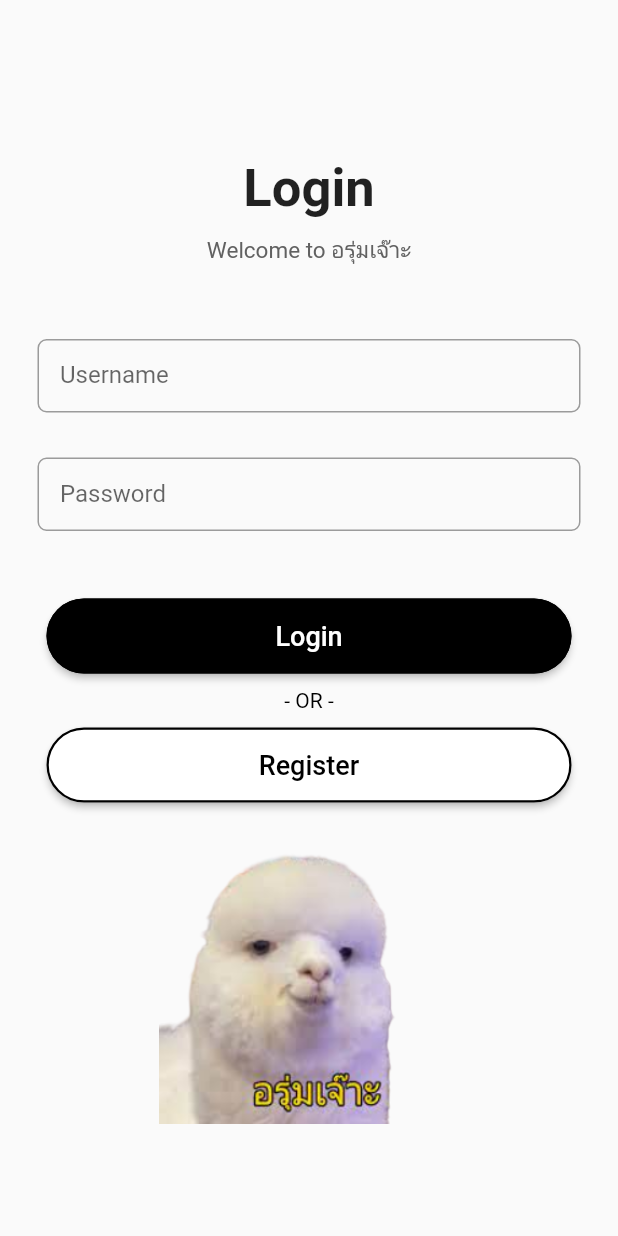
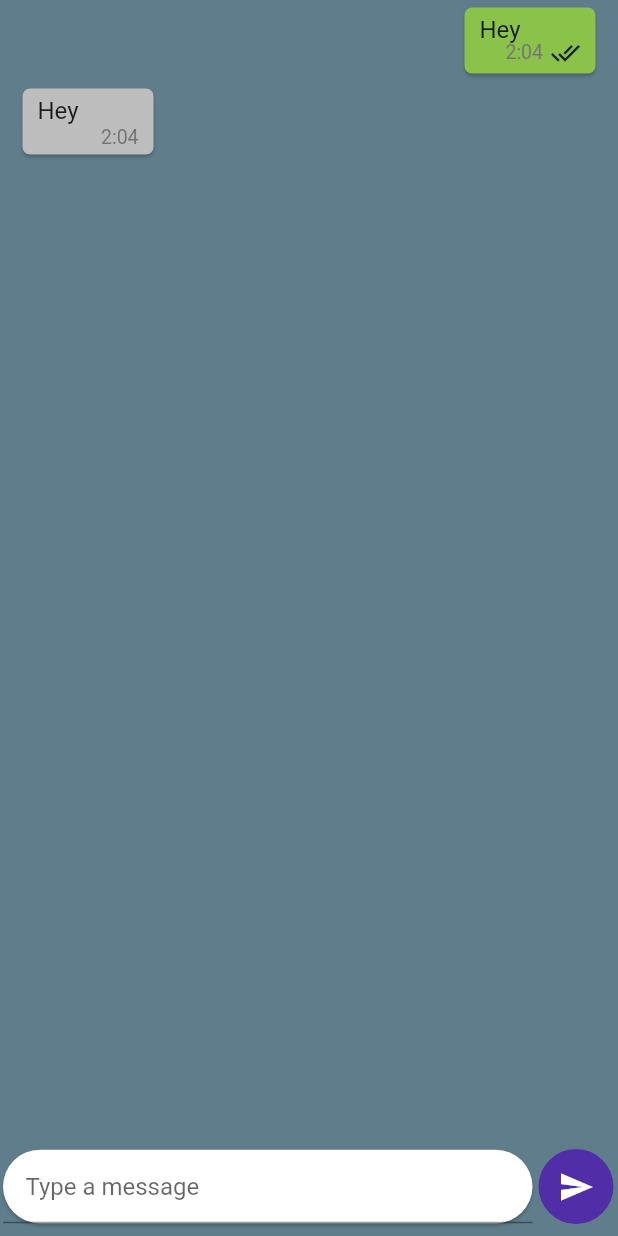
Before and after one commit to lalalalinx/FlutterLinTest, a Flutter app: the screen it shows after launch, on a phone screen of 412 x 824 dp. Run offline on Flutter 3.47's test engine with Material 2 defaults, Android fonts, the light colour scheme and no system bars; our stand-ins replace flutter_secure_storage, socket_io_client.

Commit message:
Individual Chat Added

```diff
--- /dev/null
+++ b/lib/Screens/chat/IndividualChat.dart
@@ -0,0 +1,73 @@
+// ignore_for_file: file_names
+
+import 'package:chatki_project/Screens/chat/OwnMessageCard.dart';
+import 'package:chatki_project/Screens/chat/ReplyCard.dart';
+import 'package:flutter/material.dart';
+import 'package:socket_io_client/socket_io_client.dart' as IO;
+
+
+class IndividualChat extends StatefulWidget {
+  const IndividualChat({Key? key}) : super(key: key);
+
+  @override
+  _IndividualChatState createState() => _IndividualChatState();
+}
+
+class _IndividualChatState extends State<IndividualChat> {
+  @override
+  Widget build(BuildContext context) {
+    return Stack(
+      children: [
+        Scaffold(
+            backgroundColor: Colors.blueGrey,
+            body: Container(
+                height: MediaQuery.of(context).size.height,
+                width: MediaQuery.of(context).size.width,
+                child: Stack(children: [
+                  Container(
+                    height: MediaQuery.of(context).size.height -60,
+                    child: ListView(shrinkWrap: true, children: [
+                      OwnMessageCard(),
+                      ReplyCard(),
+
+
+                    ]),
+                  ),
+                  Align(
+                      alignment: Alignment.bottomCenter,
+                      child: Row(
+                        children: [
+                          Container(
+                              width: MediaQuery.of(context).size.width - 55,
+                              child: Card(
+                                margin: EdgeInsets.only(
+                                    left: 2, right: 2, bottom: 8),
+                                shape: RoundedRectangleBorder(
+                                    borderRadius: BorderRadius.circular(25)),
+                                child: TextFormField(
+                                    keyboardType: TextInputType.multiline,
+                                    maxLines: 5,
+                                    minLines: 1,
+                                    textAlignVertical: TextAlignVertical.center,
+                                    decoration: InputDecoration(
+                                      hintText: "Type a message",
+                                      contentPadding: EdgeInsets.all(15),
+                                    )),
+                              )),
+                          Padding(
+                            padding: const EdgeInsets.only(bottom: 8, left: 2),
+                            child: CircleAvatar(
+                              radius: 25,
+                              child: IconButton(
+                                icon: Icon(Icons.send),
+                                onPressed: () {},
+                              ),
+                            ),
+                          ),
+                        ],
+                      ))
+                ]))),
+      ],
+    );
+  }
+}
--- /dev/null
+++ b/lib/Screens/chat/OwnMessageCard.dart
@@ -0,0 +1,50 @@
+// ignore_for_file: file_names
+
+import 'package:flutter/material.dart';
+
+class OwnMessageCard extends StatelessWidget {
+  const OwnMessageCard({Key? key}) : super(key: key);
+
+  @override
+  Widget build(BuildContext context) {
+    return Align(
+      alignment: Alignment.centerRight,
+      child: ConstrainedBox(
+        constraints:
+            BoxConstraints(maxWidth: MediaQuery.of(context).size.width - 45),
+        child: Card(
+          elevation:1,
+          shape: RoundedRectangleBorder(borderRadius: BorderRadius.circular(5)),
+            color: Colors.lightGreen,
+            margin: EdgeInsets.symmetric(horizontal: 15, vertical: 5),
+            child: Stack(children: [
+              Padding(
+                padding: const EdgeInsets.only(
+                  left: 10,
+                  right: 50,
+                  top: 5,
+                  bottom: 20,
+                ),
+                child: Text("Hey",
+                    style: TextStyle(
+                      fontSize: 16,
+                    )),
+              ),
+              Positioned(
+                bottom: 4,
+                right: 10,
+                child: Row(children: [
+                  Text("2:04",
+                      style: TextStyle(fontSize: 13, color: Colors.grey[600])),
+                  SizedBox(width:5),
+                  Icon(
+                    Icons.done_all,
+                    size: 20,
+                  ),
+                ]),
+              ),
+            ])),
+      ),
+    );
+  }
+}
--- /dev/null
+++ b/lib/Screens/chat/ReplyCard.dart
@@ -0,0 +1,44 @@
+// ignore_for_file: file_names
+
+import 'package:flutter/material.dart';
+
+class ReplyCard extends StatelessWidget {
+  const ReplyCard({Key? key}) : super(key: key);
+
+  @override
+  Widget build(BuildContext context) {
+    return Align(
+      alignment: Alignment.centerLeft,
+      child: ConstrainedBox(
+        constraints:
+            BoxConstraints(maxWidth: MediaQuery.of(context).size.width - 45),
+        child: Card(
+            elevation: 1,
+            shape:
+                RoundedRectangleBorder(borderRadius: BorderRadius.circular(5)),
+            color: Colors.grey[400],
+            margin: EdgeInsets.symmetric(horizontal: 15, vertical: 5),
+            child: Stack(children: [
+              Padding(
+                padding: const EdgeInsets.only(
+                  left: 10,
+                  right: 50,
+                  top: 5,
+                  bottom: 20,
+                ),
+                child: Text("Hey",
+                    style: TextStyle(
+                      fontSize: 16,
+                    )),
+              ),
+              Positioned(
+                bottom: 4,
+                right: 10,
+                child: Text("2:04",
+                    style: TextStyle(fontSize: 13, color: Colors.grey[600])),
+              ),
+            ])),
+      ),
+    );
+  }
+}
--- a/lib/main.dart
+++ b/lib/main.dart
@@ -1,3 +1,4 @@
+import 'package:chatki_project/Screens/chat/IndividualChat.dart';
 import 'package:flutter/material.dart';
 import 'Screens/Home.dart';
 import 'Login_Register/login.dart';
@@ -12,7 +13,7 @@ class MyApp extends StatelessWidget {
   Widget build(BuildContext context) {
     return MaterialApp(
       theme: ThemeData(primarySwatch: Colors.deepPurple),
-      home: const Login(),
+      home: const IndividualChat(),
     );
   }
 }
--- a/pubspec.yaml
+++ b/pubspec.yaml
@@ -32,6 +32,7 @@ dependencies:
   cupertino_icons: ^1.0.2
   http: ^0.13.4
   flutter_secure_storage: ^4.2.1
+  socket_io_client: ^1.0.1
 
 
 dev_dependencies:
```
Also changed, not shown: lib/Login_Register/login.dart (+10 -13 lines), pubspec.lock, 1 other file.
